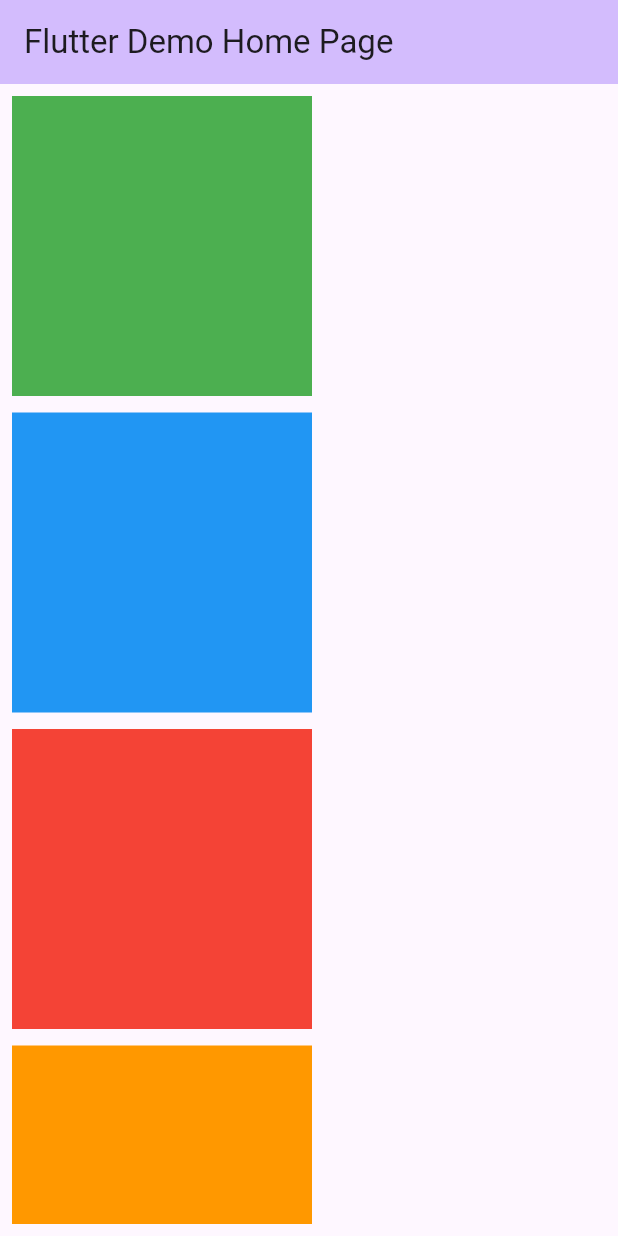
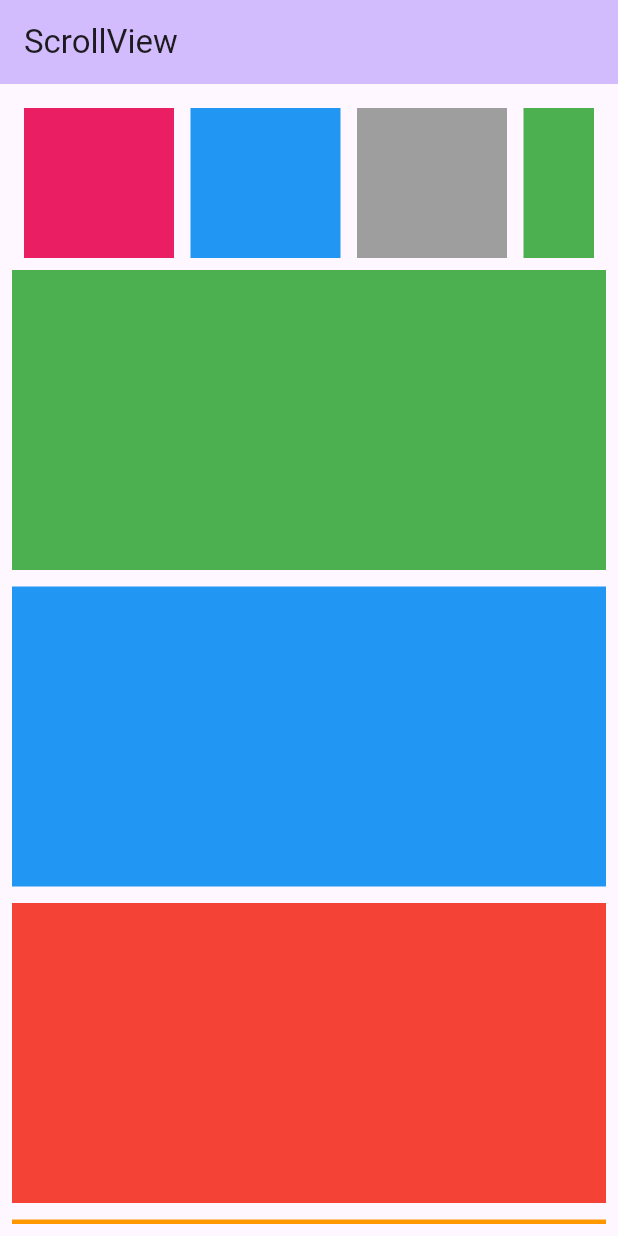
Before and after one commit to AkashBelekar2428/scrollview_flutter, a Flutter app: the screen it shows after launch, on a phone screen of 412 x 824 dp. Run offline on Flutter 3.47's test engine with Material 2 defaults, Android fonts, the phone set to English and light mode, and no system bars.

Commit message:
added vertical and horizantal Scrolllview

```diff
--- a/lib/main.dart
+++ b/lib/main.dart
@@ -46,41 +46,70 @@ class _MyHomePageState extends State<MyHomePage> {
 
         backgroundColor: Theme.of(context).colorScheme.inversePrimary,
 
-        title: Text(widget.title),
+        title: Text('ScrollView'),
       ),
       body: Padding(
         padding: const EdgeInsets.all(8.0),
         child: SingleChildScrollView(
           child: Column(
             children: [
+              Padding(
+                padding: const EdgeInsets.all(8.0),
+                child: SingleChildScrollView(
+                  scrollDirection: Axis.horizontal,
+                  child: Row(
+                    children: [
+                      Container(
+                        margin: EdgeInsets.only(right: 11),
+                        width: 100,
+                        height: 100,
+                        color: Colors.pink,
+                      ),
+                      Container(
+                        margin: EdgeInsets.only(right: 11),
+                        width: 100,
+                        height: 100,
+                        color: Colors.blue,
+                      ),
+                      Container(
+                        margin: EdgeInsets.only(right: 11),
+                        width: 100,
+                        height: 100,
+                        color: Colors.grey,
+                      ),
+                      Container(
+                        margin: EdgeInsets.only(right:11),
+                        width: 100,
+                        height: 100,
+                        color: Colors.green,
+                      )
+                    ],
+                  ),
+                ),
+              ),
           Container(
           margin: EdgeInsets.only(bottom: 11),
           height: 200,
-          width: 200,
           color: Colors.green,
         ),
         Container(
           margin: EdgeInsets.only(bottom: 11),
           height: 200,
-          width: 200,
           color: Colors.blue,
         ),
         Container(
           margin: EdgeInsets.only(bottom: 11),
           height: 200,
-          width: 200,
           color: Colors.red,
         ),
         Container(
           margin: EdgeInsets.only(bottom: 11),
           height: 200,
-          width: 200,
           color: Colors.orange,
         ),
         Container(
           margin: EdgeInsets.only(bottom: 11),
           height: 200,
-          width: 200,
           color: Colors.pink,
         )
           ],
```
